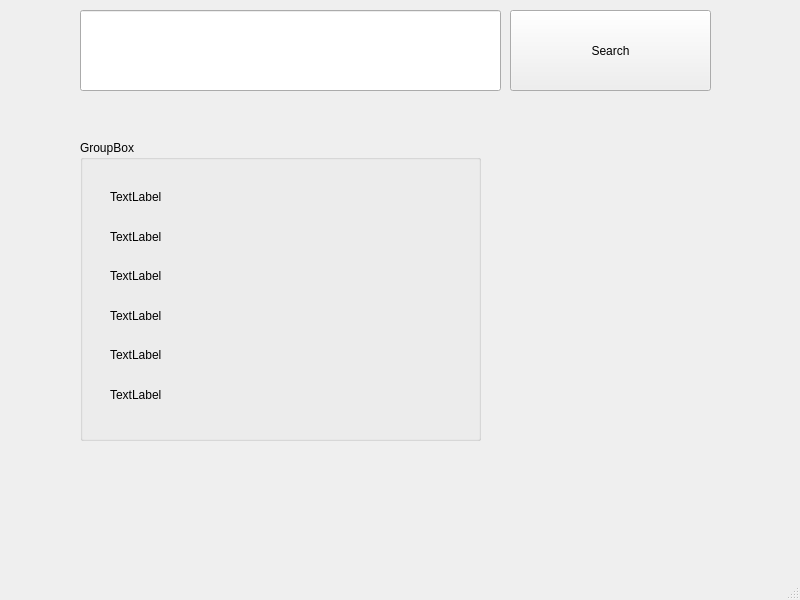
Old version of the form GUI/StudentManagementSystem/viewstudent.ui in the repository AppDevIn/StudentManagement.
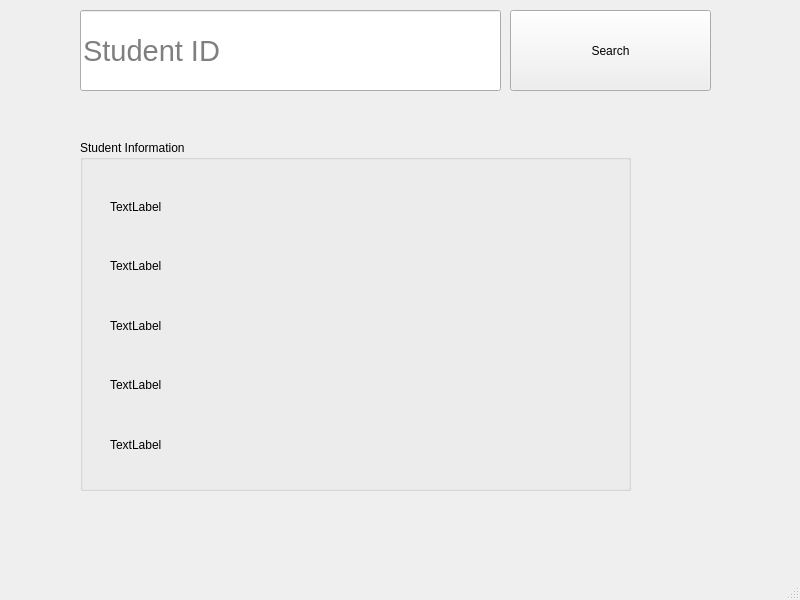
New version of the form.

Diff of the .ui file:
```diff
--- a/GUI/StudentManagementSystem/viewstudent.ui
+++ b/GUI/StudentManagementSystem/viewstudent.ui
@@ -36,26 +36,34 @@
       <height>81</height>
      </rect>
     </property>
+    <property name="font">
+     <font>
+      <pointsize>22</pointsize>
+     </font>
+    </property>
+    <property name="placeholderText">
+     <string>Student ID</string>
+    </property>
    </widget>
    <widget class="QGroupBox" name="groupBox">
     <property name="geometry">
      <rect>
       <x>80</x>
       <y>140</y>
-      <width>401</width>
-      <height>301</height>
+      <width>551</width>
+      <height>351</height>
      </rect>
     </property>
     <property name="title">
-     <string>GroupBox</string>
+     <string>Student Information</string>
     </property>
-    <widget class="QWidget" name="">
+    <widget class="QWidget" name="layoutWidget">
      <property name="geometry">
       <rect>
        <x>30</x>
        <y>40</y>
-       <width>351</width>
-       <height>231</height>
+       <width>501</width>
+       <height>291</height>
       </rect>
      </property>
      <layout class="QVBoxLayout" name="verticalLayout">
@@ -80,13 +88,6 @@
         </property>
        </widget>
       </item>
-      <item>
-       <widget class="QLabel" name="label_email_2">
-        <property name="text">
-         <string>TextLabel</string>
-        </property>
-       </widget>
-      </item>
       <item>
        <widget class="QLabel" name="label_gpa">
         <property name="text">
```
Left out of the diff: 2 changed lines with no effect on the pictures.
